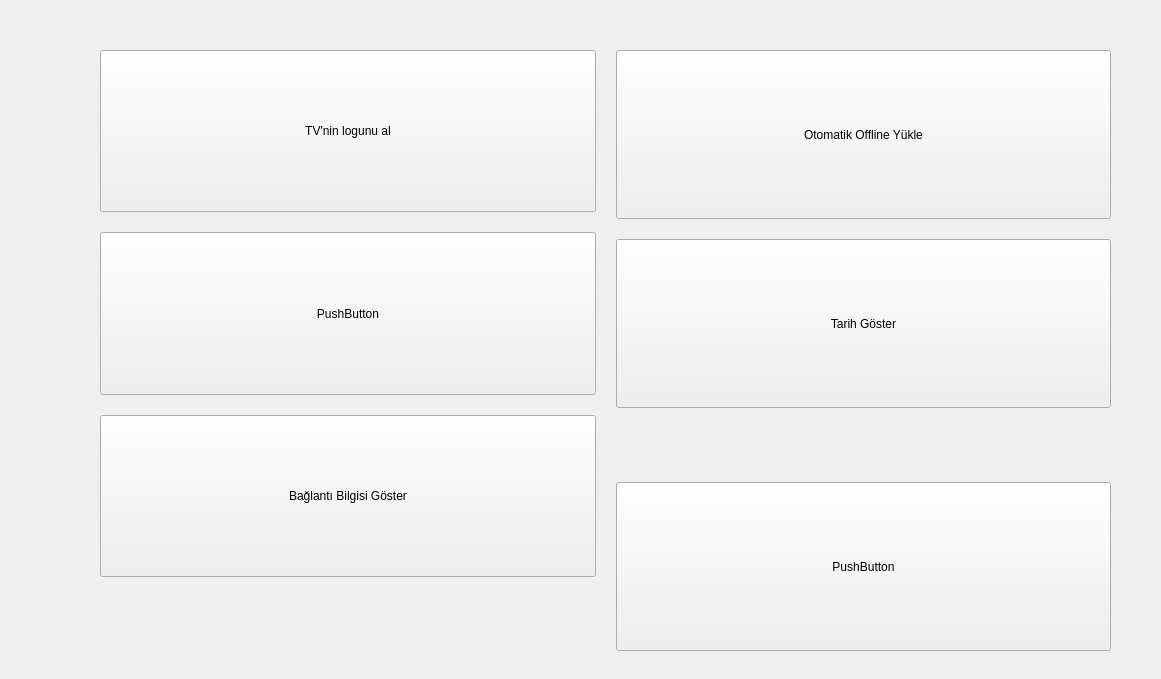
The window that ui/main_screen/main_screen.ui (cihansenyuz/system_controller) describes before a commit, drawn with Qt 5.
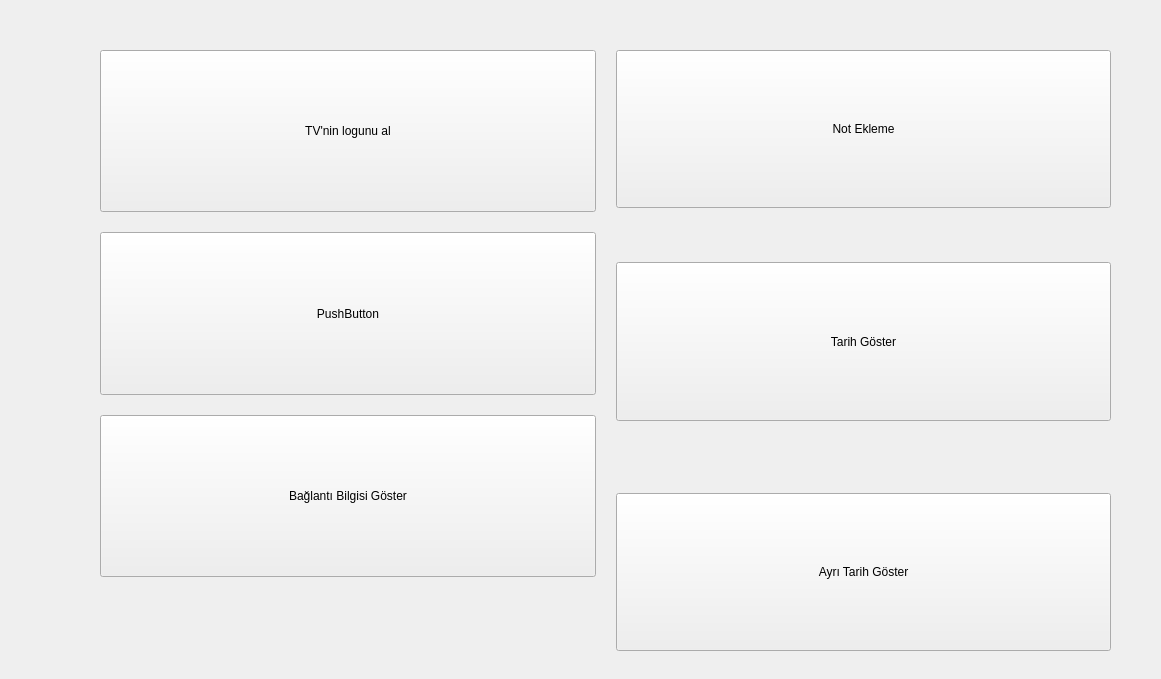
The same window after the commit. Icons and pictures are not drawn.

Commit message: Date showing in dialog box is added

```diff
--- a/ui/main_screen/main_screen.ui
+++ b/ui/main_screen/main_screen.ui
@@ -122,7 +122,7 @@
      </layout>
     </item>
     <item>
-     <layout class="QVBoxLayout" name="verticalLayout_2" stretch="5,5,1,5">
+     <layout class="QVBoxLayout" name="verticalLayout_2" stretch="5,0,5,1,5">
       <property name="spacing">
        <number>20</number>
       </property>
@@ -144,7 +144,14 @@
          </sizepolicy>
         </property>
         <property name="text">
-         <string>Otomatik Offline Yükle</string>
+         <string>Not Ekleme</string>
+        </property>
+       </widget>
+      </item>
+      <item>
+       <widget class="QLabel" name="noteLabel">
+        <property name="text">
+         <string/>
         </property>
        </widget>
       </item>
@@ -180,7 +187,7 @@
          </sizepolicy>
         </property>
         <property name="text">
-         <string>PushButton</string>
+         <string>Ayrı Tarih Göster</string>
         </property>
        </widget>
       </item>
```
Left out of the diff: 4 changed lines with no effect on the pictures. The commit also changes 6 other files.
